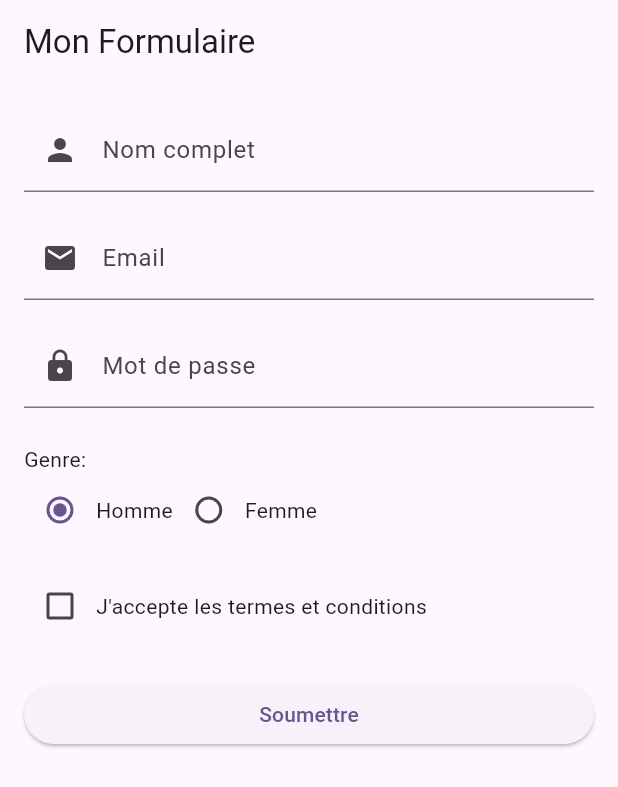
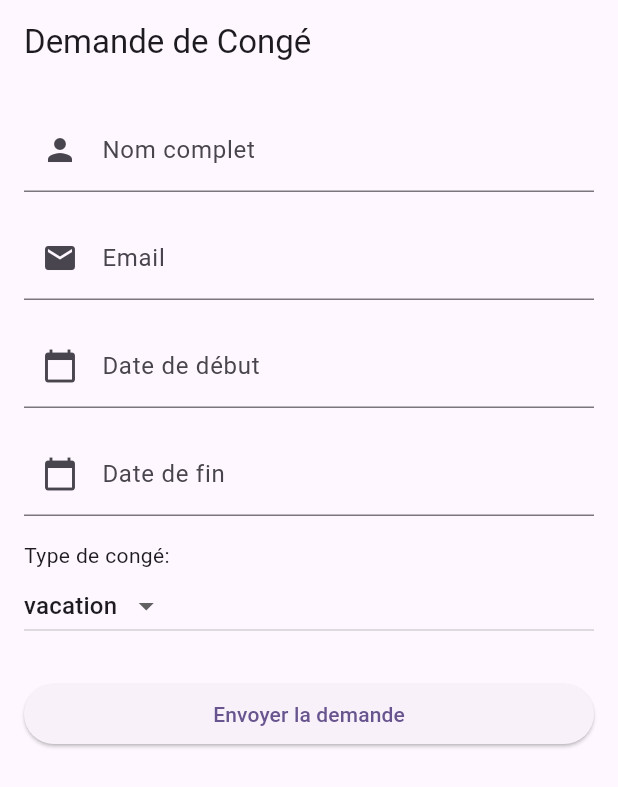
Before and after one commit to Oboukiss74/Formulaire_Connect, a Flutter app: the screen it shows after launch, on a phone screen of 412 x 824 dp. Shown: the top 787 px of the screen. Run offline on Flutter 3.47's test engine with Material 3 defaults, Android fonts, the phone set to English and light mode, and no system bars.

Commit message:
formulaire flutter

```diff
--- a/lib/main.dart
+++ b/lib/main.dart
@@ -1,4 +1,6 @@
 import 'package:flutter/material.dart';
+import 'package:http/http.dart' as http;
+import 'dart:convert';  // Pour la conversion des données en JSON
 
 void main() {
   runApp(const MyApp());
@@ -10,12 +12,12 @@ class MyApp extends StatelessWidget {
   @override
   Widget build(BuildContext context) {
     return MaterialApp(
-      title: 'Formulaire Flutter',
+      title: 'Formulaire de Demande de Congé',
       theme: ThemeData(
         colorScheme: ColorScheme.fromSeed(seedColor: Colors.deepPurple),
         useMaterial3: true,
       ),
-      home: const MyFormPage(title: 'Mon Formulaire'),
+      home: const MyFormPage(title: 'Demande de Congé'),
     );
   }
 }
@@ -36,37 +38,55 @@ class _MyFormPageState extends State<MyFormPage> {
   // Contrôleurs pour les champs de texte
   final TextEditingController _nameController = TextEditingController();
   final TextEditingController _emailController = TextEditingController();
-  final TextEditingController _passwordController = TextEditingController();
+  final TextEditingController _startDateController = TextEditingController();
+  final TextEditingController _endDateController = TextEditingController();
 
-  // Variable pour le bouton radio
-  String _gender = 'male';
+  // Variable pour le type de congé
+  String _leaveType = 'vacation';
 
-  // Variable pour la case à cocher
-  bool _agreeToTerms = false;
+  // Méthode pour envoyer la demande de congé à l'API
+  Future<void> _submitForm() async {
+    if (_formKey.currentState!.validate()) {
+      // Créez un objet JSON avec les données du formulaire
+      Map<String, dynamic> formData = {
+        'username': _nameController.text,
+        'email': _emailController.text,
+        'startDate': _startDateController.text,
+        'endDate': _endDateController.text,
+        'leaveType': _leaveType,
+      };
+
+      // Envoi de la requête HTTP POST à l'API Spring Boot
+      final response = await http.post(
+        Uri.parse('http://votre-backend-api-url/demande-conge'),
+        headers: {
+          'Content-Type': 'application/json',
+        },
+        body: json.encode(formData),
+      );
+
+      if (response.statusCode == 200) {
+        // Si la requête a réussi
+        ScaffoldMessenger.of(context).showSnackBar(
+          const SnackBar(content: Text('Demande de congé envoyée avec succès!')),
+        );
+      } else {
+        // Si la requête a échoué
+        ScaffoldMessenger.of(context).showSnackBar(
+          const SnackBar(content: Text('Erreur lors de l\'envoi de la demande')),
+        );
+      }
+    }
+  }
 
   @override
   void dispose() {
     // Nettoyer les contrôleurs quand le widget est supprimé
     _nameController.dispose();
     _emailController.dispose();
-    _passwordController.dispose();
+    _startDateController.dispose();
+    _endDateController.dispose();
     super.dispose();
-  }
-
-  void _submitForm() {
-    if (_formKey.currentState!.validate()) {
-      // Si le formulaire est valide, afficher les données dans la console
-      print('Nom: ${_nameController.text}');
-      print('Email: ${_emailController.text}');
-      print('Mot de passe: ${_passwordController.text}');
-      print('Genre: $_gender');
-      print('Accepté les termes: $_agreeToTerms');
-
-      // Afficher un message de succès
-      ScaffoldMessenger.of(context).showSnackBar(
-        const SnackBar(content: Text('Formulaire soumis avec succès!')),
-      );
-    }
   }
 
   @override
@@ -119,75 +139,65 @@ class _MyFormPageState extends State<MyFormPage> {
               ),
               const SizedBox(height: 16),
 
-              // Champ Mot de passe
+              // Champ Date de début
               TextFormField(
-                controller: _passwordController,
+                controller: _startDateController,
                 decoration: const InputDecoration(
-                  labelText: 'Mot de passe',
-                  hintText: 'Entrez votre mot de passe',
-                  prefixIcon: Icon(Icons.lock),
+                  labelText: 'Date de début',
+                  hintText: 'Entrez la date de début',
+                  prefixIcon: Icon(Icons.calendar_today),
                 ),
-                obscureText: true,
+                keyboardType: TextInputType.datetime,
                 validator: (value) {
                   if (value == null || value.isEmpty) {
-                    return 'Veuillez entrer un mot de passe';
-                  }
-                  if (value.length < 6) {
-                    return 'Le mot de passe doit avoir au moins 6 caractères';
+                    return 'Veuillez entrer une date de début';
                   }
                   return null;
                 },
               ),
-              const SizedBox(height: 24),
+              const SizedBox(height: 16),
 
-              // Boutons Radio pour le genre
-              const Text('Genre:'),
-              Row(
-                children: [
-                  Radio<String>(
-                    value: 'male',
-                    groupValue: _gender,
-                    onChanged: (value) {
-                      setState(() {
-                        _gender = value!;
-                      });
-                    },
-                  ),
-                  const Text('Homme'),
-                  Radio<String>(
-                    value: 'female',
-                    groupValue: _gender,
-                    onChanged: (value) {
-                      setState(() {
-                        _gender = value!;
-                      });
-                    },
-                  ),
-                  const Text('Femme'),
-                ],
+              // Champ Date de fin
+              TextFormField(
+                controller: _endDateController,
+                decoration: const InputDecoration(
+                  labelText: 'Date de fin',
+                  hintText: 'Entrez la date de fin',
+                  prefixIcon: Icon(Icons.calendar_today),
+                ),
+                keyboardType: TextInputType.datetime,
+                validator: (value) {
+                  if (value == null || value.isEmpty) {
+                    return 'Veuillez entrer une date de fin';
+                  }
+                  return null;
+                },
               ),
               const SizedBox(height: 16),
 
-              // Case à cocher pour les conditions
-              Row(
-                children: [
-                  Checkbox(
-                    value: _agreeToTerms,
-                    onChanged: (value) {
-                      setState(() {
-                        _agreeToTerms = value!;
-                      });
-                    },
-                  ),
-                  const Text('J\'accepte les termes et conditions'),
-                ],
+              // Sélection du type de congé
+              const Text('Type de congé:'),
+              DropdownButton<String>(
+                value: _leaveType,
+                onChanged: (String? newValue) {
+                  setState(() {
+                    _leaveType = newValue!;
+                  });
+                },
+                items: <String>['vacation', 'sick', 'maternity']
+                    .map<DropdownMenuItem<String>>((String value) {
+                  return DropdownMenuItem<String>(
+                    value: value,
+                    child: Text(value),
+                  );
+                }).toList(),
               ),
               const SizedBox(height: 24),
 
               // Bouton de soumission
               ElevatedButton(
                 onPressed: _submitForm,
-                child: const Text('Soumettre'),
+                child: const Text('Envoyer la demande'),
               ),
             ],
           ),
```
Also changed, not shown: pubspec.lock.
